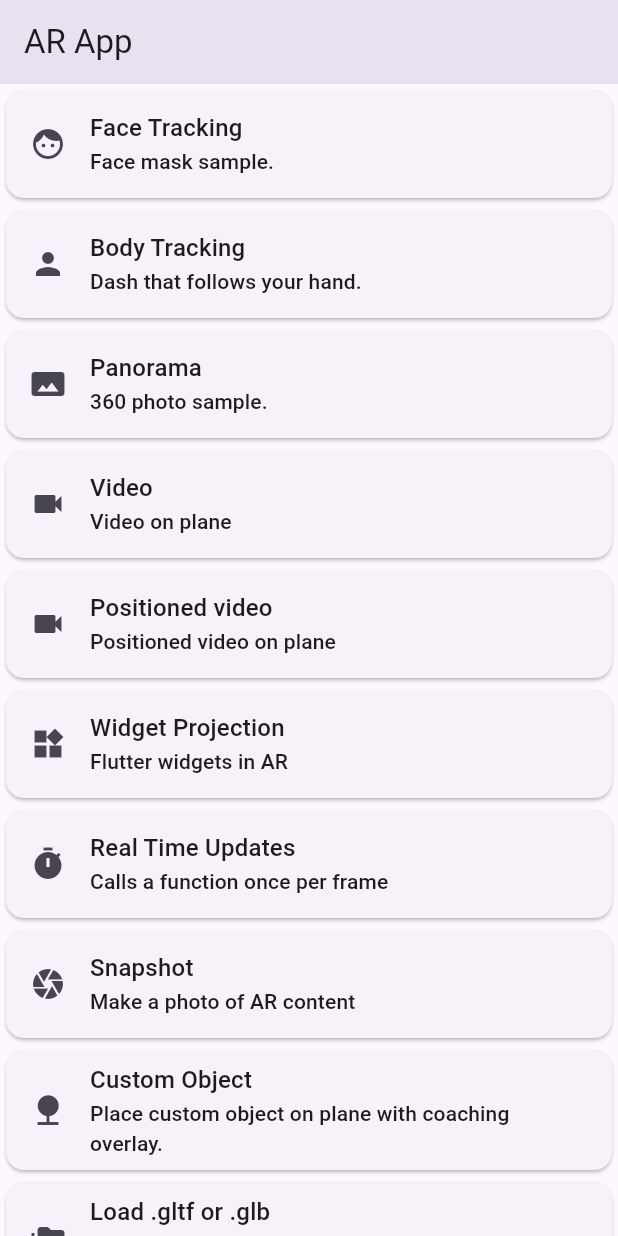
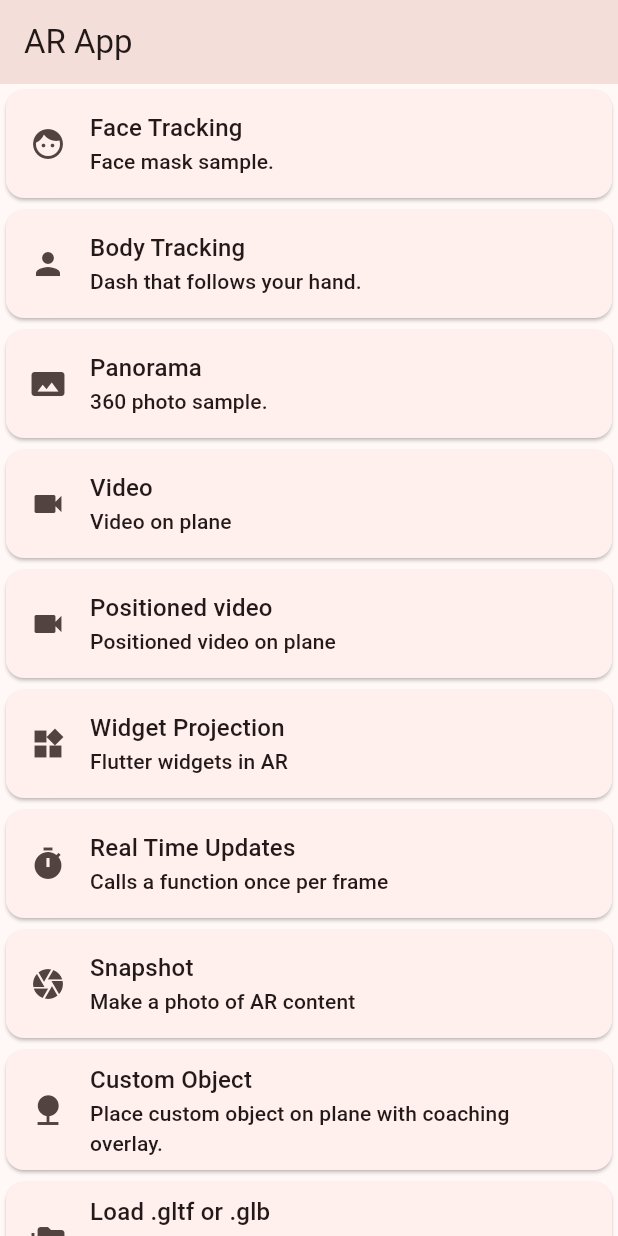
Before and after one commit to Gegerout/flutter_ar_app, a Flutter app: the screen it shows after launch, scrolled down 576 dp, on a phone screen of 412 x 824 dp. Run offline on Flutter 3.47's test engine with Material 2 defaults, Android fonts, the phone set to English and light mode, and no system bars; our stand-ins replace just_audio, video_player; missing offline and left inert: arkit_plugin.

Commit message:
colors update

```diff
--- a/lib/main.dart
+++ b/lib/main.dart
@@ -14,6 +14,7 @@ class MyApp extends StatelessWidget {
       title: 'Flutter AR App',
       theme: ThemeData(
         useMaterial3: true,
+        colorScheme: ColorScheme.fromSeed(seedColor: const Color(0xFFFF2C00))
       ),
       home: const HomeScreen(),
     );
```
